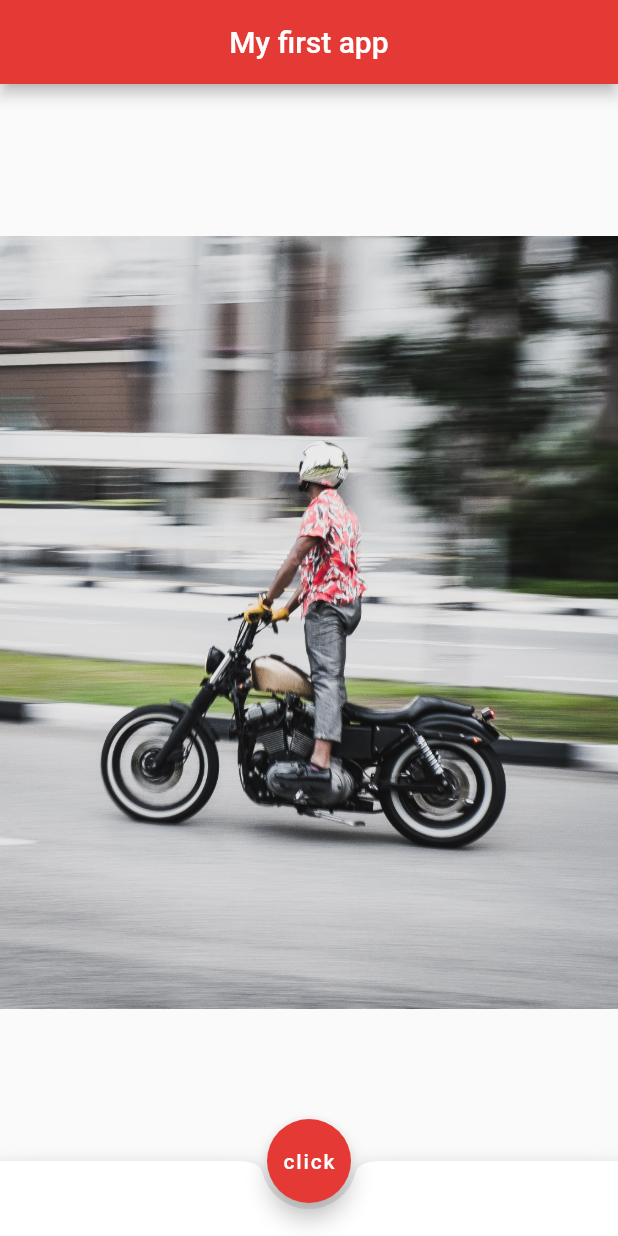
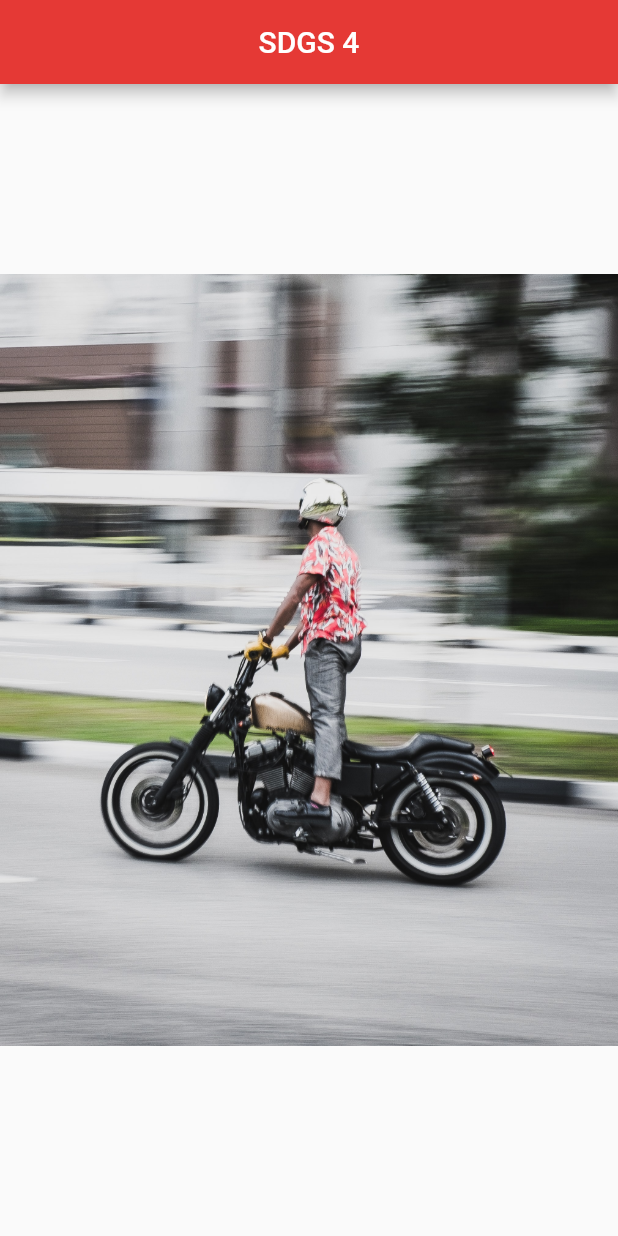
Before and after one commit to bintangkurniawanpp/flutter_App, a Flutter app: the screen it shows after launch, on a phone screen of 412 x 824 dp. Run offline on Flutter 3.47's test engine with Material 2 defaults, Android fonts, the phone set to English and light mode, and no system bars.

Commit message:
add something

```diff
--- a/lib/main.dart
+++ b/lib/main.dart
@@ -12,25 +12,13 @@ class Home extends StatelessWidget {
   Widget build(BuildContext context) {
     return Scaffold(
       appBar: AppBar(
-        title: Text('My first app'),
+        title: Text('SDGS 4'),
         centerTitle: true,
         backgroundColor: Colors.red[600],
       ),
       body: Center(
         child: Image.asset('assets/rider1.jpg'),
-      ),
-      bottomNavigationBar: BottomAppBar(
-        shape: const CircularNotchedRectangle(),
-        child: Container(
-          height: 50.0,
-        ),
-      ),
-      floatingActionButton: FloatingActionButton(
-        onPressed: () {},
-        child: Text('click'),
-        backgroundColor: Colors.red[600],
-      ),
-      floatingActionButtonLocation: FloatingActionButtonLocation.centerDocked,
+      )
     );
   }
 }
```
